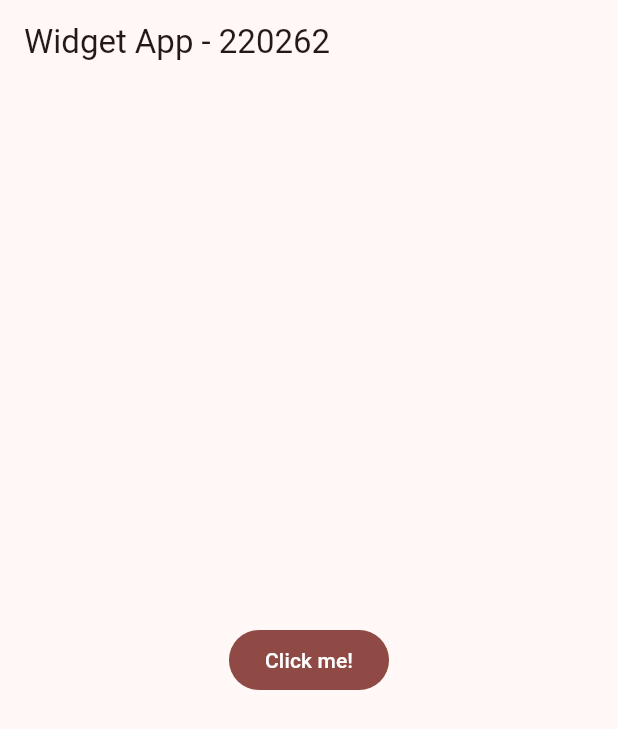
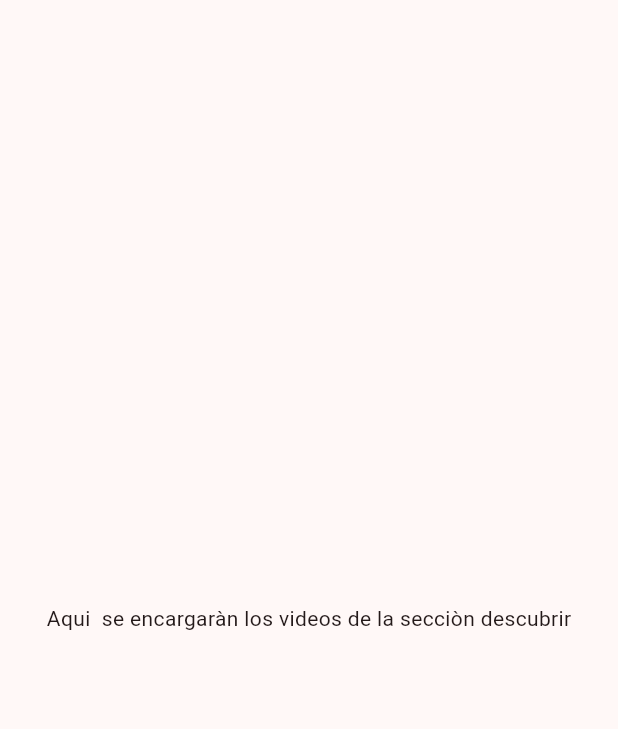
Before and after one commit to Dulce990/DMI-Practica04-220262, a Flutter app: the screen it shows after launch, on a phone screen of 412 x 824 dp. Shown: the top 729 px of the screen. Run offline on Flutter 3.47's test engine with Material 3 defaults, Android fonts, the phone set to English and light mode, and no system bars.

Commit message:
Practica 04
add: Provider, Screens, Videos, Modelos, update:Main se cambio a Multiprovider

```diff
--- a/widget_app_matricula/widget_app_220262/lib/main.dart
+++ b/widget_app_matricula/widget_app_220262/lib/main.dart
@@ -1,4 +1,7 @@
 import 'package:flutter/material.dart';
+import 'package:provider/provider.dart';
+import 'package:widget_app_220262/presentation/providers/discover_provider.dart';
+import 'package:widget_app_220262/presentation/screens/discover/discover_screen.dart';
 import 'package:widget_app_220262/theme/app_theme.dart';
 
 void main() {
@@ -10,15 +13,13 @@ class MainApp extends StatelessWidget {
 
   @override
   Widget build(BuildContext context) {
-    return MaterialApp(
+    return MultiProvider(
+      providers:[ChangeNotifierProvider(create: (_) => DiscoverProvider()),],
+      child: MaterialApp(
       debugShowCheckedModeBanner: false,
       theme: AppTheme(selectedColor:5).getTheme(),
-      home: Scaffold(
-        appBar: AppBar(title: const Text('Widget App - 220262')),
-        body: Center(
-          child: FilledButton(onPressed: (){}, child: Text('Click me!')),
-        ),
-      ),
+      home: const DiscoverScreen(),
+    ),
     );
   }
 }
--- /dev/null
+++ b/widget_app_matricula/widget_app_220262/lib/presentation/providers/discover_provider.dart
@@ -0,0 +1,12 @@
+import 'package:flutter/material.dart';
+import 'package:widget_app_220262/domain/entities/video_post.dart';
+
+class DiscoverProvider extends ChangeNotifier {
+  bool initialLoading = true;
+  List<VideoPost> videos = [];
+
+  Future<void> loadNextPage() async {
+    //todo: cargar videos
+    notifyListeners();
+  }
+}
--- /dev/null
+++ b/widget_app_matricula/widget_app_220262/lib/presentation/screens/discover/discover_screen.dart
@@ -0,0 +1,17 @@
+import 'package:flutter/material.dart';
+
+class DiscoverScreen extends StatelessWidget {
+  const DiscoverScreen ({super.key});
+
+  @override
+  Widget build(BuildContext){
+    return Scaffold(
+      body: Center(
+        child: Text("Aqui  se encargaràn los videos de la secciòn descubrir"),
+      ),
+    );
+  }
+
+
+
+}
--- a/widget_app_matricula/widget_app_220262/pubspec.yaml
+++ b/widget_app_matricula/widget_app_220262/pubspec.yaml
@@ -9,14 +9,14 @@ environment:
 dependencies:
   flutter:
     sdk: flutter
+  provider: ^6.1.5+1
 
 dev_dependencies:
+  flutter_lints: ^5.0.0
   flutter_test:
     sdk: flutter
-  flutter_lints: ^5.0.0
 
 flutter:
   uses-material-design: true
 
-assets:
-  -assets/videos/
+assets: -assets/videos/
```
Also changed, not shown: widget_app_matricula/widget_app_220262/lib/infraestructure/models/local_video_model.dart (added, +27 -0 lines), widget_app_matricula/widget_app_220262/pubspec.lock, 5 other files.
